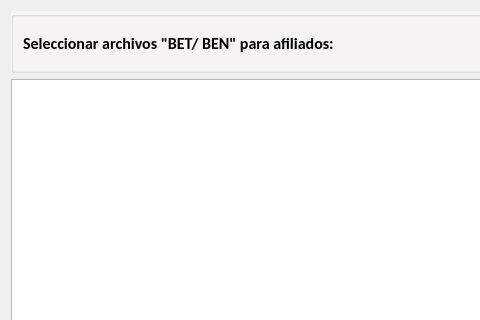
Above: gui/listas/listaProcesador.ui from shae-ra/sindicato before the change; both pictures show x 0 to 480 and y 0 to 320 of the 802 by 531 pixel window. Below: the same form after it.
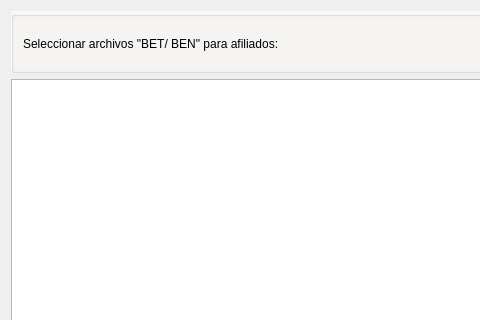
That is the form after the change. Icons and pictures are not drawn.

Patch:
```diff
--- a/gui/listas/listaProcesador.ui
+++ b/gui/listas/listaProcesador.ui
@@ -127,14 +127,6 @@
      <layout class="QGridLayout" name="gridLayout">
       <item row="0" column="0">
        <widget class="QLabel" name="label_3">
-        <property name="font">
-         <font>
-          <family>Calibri</family>
-          <pointsize>12</pointsize>
-          <weight>75</weight>
-          <bold>true</bold>
-         </font>
-        </property>
         <property name="text">
          <string>Seleccionar archivos &quot;BET/ BEN&quot; para afiliados:</string>
         </property>
```
